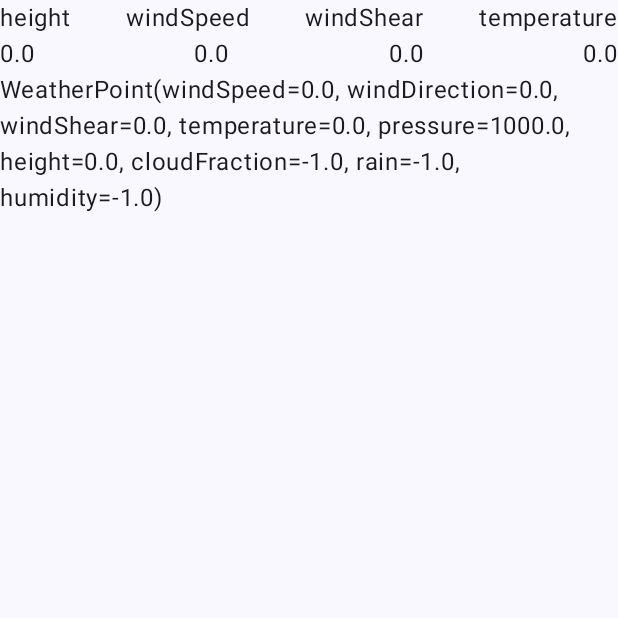
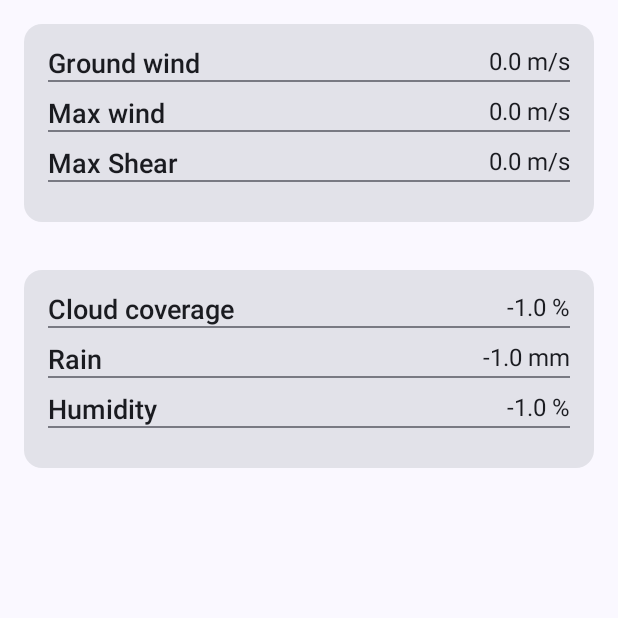
Before and after one commit to TheLyngset/liftOff, an Android app built with Jetpack Compose: the screen it shows after launch (MainActivity), on a phone screen of 412 x 824 dp, the top half of it. Run offline under Robolectric (Android 15) with nearby library versions, the light colour scheme and no system bars; libraries missing offline, so code that uses them is left out: io.ktor.serialization; 4 statements that could not run were skipped.

Commit message:
Implemented WeatherCard

```diff
--- a/app/src/main/java/no/uio/ifi/in2000/team_17/MainActivity.kt
+++ b/app/src/main/java/no/uio/ifi/in2000/team_17/MainActivity.kt
@@ -13,9 +13,11 @@ import androidx.compose.material3.Surface
 import androidx.compose.material3.Text
 import androidx.compose.runtime.Composable
 import androidx.compose.runtime.collectAsState
+import androidx.compose.runtime.getValue
 import androidx.compose.ui.Modifier
 import androidx.compose.ui.tooling.preview.Preview
 import androidx.lifecycle.viewmodel.compose.viewModel
+import no.uio.ifi.in2000.team_17.ui.HomeScreen
 import no.uio.ifi.in2000.team_17.ui.UiViewModel
 import no.uio.ifi.in2000.team_17.ui.theme.Team17Theme
 
@@ -31,50 +33,10 @@ class MainActivity : ComponentActivity() {
                     color = MaterialTheme.colorScheme.background
                 ) {
                     val uiViewModel: UiViewModel = viewModel()
-                    val uiState = uiViewModel.uiState.collectAsState()
-                    Column (Modifier.fillMaxSize()) {
-                        Row(
-                            Modifier.fillMaxWidth(),
-                            horizontalArrangement = Arrangement.SpaceBetween
-                        ) {
-                            Text("height")
-                            Text("windSpeed")
-                            Text("windShear")
-                            Text("temperature")
-                        }
-                        uiState.value.weatherPointList.forEach {
-                            Row(
-                                Modifier.fillMaxWidth(),
-                                horizontalArrangement = Arrangement.SpaceBetween
-                            ) {
-                                Text("${it.height}")
-                                Text("${it.windSpeed}")
-                                Text("${it.windShear}")
-                                Text("${it.temperature}")
-                            }
-                        }
-
-                        Text("${uiState.value.weatherPointList[0]}")
-
-                    }
+                    val uiState by uiViewModel.uiState.collectAsState()
+                    HomeScreen(uiState)
                 }
             }
         }
     }
 }
-
-@Composable
-fun Greeting(name: String, modifier: Modifier = Modifier) {
-    Text(
-        text = "Hello $name!",
-        modifier = modifier
-    )
-}
-
-@Preview(showBackground = true)
-@Composable
-fun GreetingPreview() {
-    Team17Theme {
-        Greeting("Android")
-    }
-}
--- a/app/src/main/java/no/uio/ifi/in2000/team_17/data/isobaricgrib/IsobaricRepo.kt
+++ b/app/src/main/java/no/uio/ifi/in2000/team_17/data/isobaricgrib/IsobaricRepo.kt
@@ -23,6 +23,7 @@ class IsobaricRepo {
 
 
     suspend fun loadData(north: Double, east: Double, groundWeatherPoint: WeatherPoint = WeatherPoint()) {
+        pressureAtSeaLevel = groundWeatherPoint.pressure
         isoBaricModel.update { dataSource.getData(north, east) }
         val layerHeights = mutableListOf<Double>()
         val pressures = isoBaricModel.value.domain.axes.z.values
@@ -32,7 +33,6 @@ class IsobaricRepo {
             .forEach { (temp, pressure) ->
                 layerHeights.add(hydrostaticFormula(pressure, temp, pressureAtSeaLevel))
                 }
-
         var s_0 = groundWeatherPoint.windSpeed
         var d_0 = groundWeatherPoint.windDirection
         val windSpeed = isoBaricModel.value.ranges.windSpeed.values
@@ -68,9 +68,7 @@ class IsobaricRepo {
         pressure: Double, temperature: Double, pressureAtSeaLevel: Double
     ): Double {
         val tempInKelvin = temperature + 273.15
-        //TODO: Pressure at sea level is needed, this we can get from the LocationForecastApi
         return round((GAS_CONSTANT_AT_DRY_AIR / GRAVITATIONAL_ACCELERATION) * tempInKelvin * ln((pressureAtSeaLevel / pressure))) //TODO: Check if this is right
-
     }
 
     private fun WindShear(s_0: Double, d_0: Double, s_1: Double, d_1: Double): Double {
--- /dev/null
+++ b/app/src/main/java/no/uio/ifi/in2000/team_17/ui/HomeScreen.kt
@@ -0,0 +1,74 @@
+package no.uio.ifi.in2000.team_17.ui
+
+import androidx.compose.foundation.layout.Arrangement
+import androidx.compose.foundation.layout.Column
+import androidx.compose.foundation.layout.Row
+import androidx.compose.foundation.layout.Spacer
+import androidx.compose.foundation.layout.fillMaxSize
+import androidx.compose.foundation.layout.fillMaxWidth
+import androidx.compose.foundation.layout.padding
+import androidx.compose.material3.Card
+import androidx.compose.material3.Divider
+import androidx.compose.material3.Text
+import androidx.compose.runtime.Composable
+import androidx.compose.ui.Modifier
+import androidx.compose.ui.text.TextStyle
+import androidx.compose.ui.text.font.FontWeight
+import androidx.compose.ui.unit.dp
+import androidx.compose.ui.unit.sp
+
+@Composable
+fun HomeScreen(uiState:UIState){
+    Column(Modifier.fillMaxSize()){
+        WeatherCard(
+            weatherInfoList = listOf(
+                Triple("Ground wind", uiState.weatherPointList.first().windSpeed, "m/s" ),
+                Triple("Max wind", uiState.weatherPointList.maxOf { it.windSpeed }, "m/s" ),
+                Triple("Max Shear", uiState.weatherPointList.maxOf { it.windShear }, "m/s" )
+            )
+        )
+        WeatherCard(
+            weatherInfoList = listOf(
+                Triple("Cloud coverage", uiState.weatherPointList.first().cloudFraction, "%" ),
+                Triple("Rain", uiState.weatherPointList.first().rain, "mm" ),
+                Triple("Humidity", uiState.weatherPointList.first().humidity, "%" )
+            )
+        )
+    }
+}
+@Composable
+fun WeatherInfo(title:String, value: Double, unit: String){
+    Row(Modifier.fillMaxWidth(), horizontalArrangement = Arrangement.SpaceBetween){
+        Text(
+            title, style = TextStyle(
+                fontSize = 18.sp,
+                fontWeight = FontWeight.SemiBold,)
+        )
+        Text(
+            text = "$value $unit",
+            style = TextStyle(
+                fontSize = 16.sp
+            )
+        )
+    }
+}
+
+@Composable
+fun WeatherCard(weatherInfoList:List<Triple<String, Double, String>>){
+    Card(
+        Modifier
+            .fillMaxWidth()
+            .padding(16.dp),
+    ) {
+        Column(
+            Modifier
+                .fillMaxWidth()
+                .padding(16.dp)) {
+            weatherInfoList.forEach {
+                WeatherInfo(title = it.first, value = it.second, unit = it.third)
+                Divider()
+                Spacer(Modifier.padding(vertical = 5.dp))
+            }
+        }
+    }
+}
```
